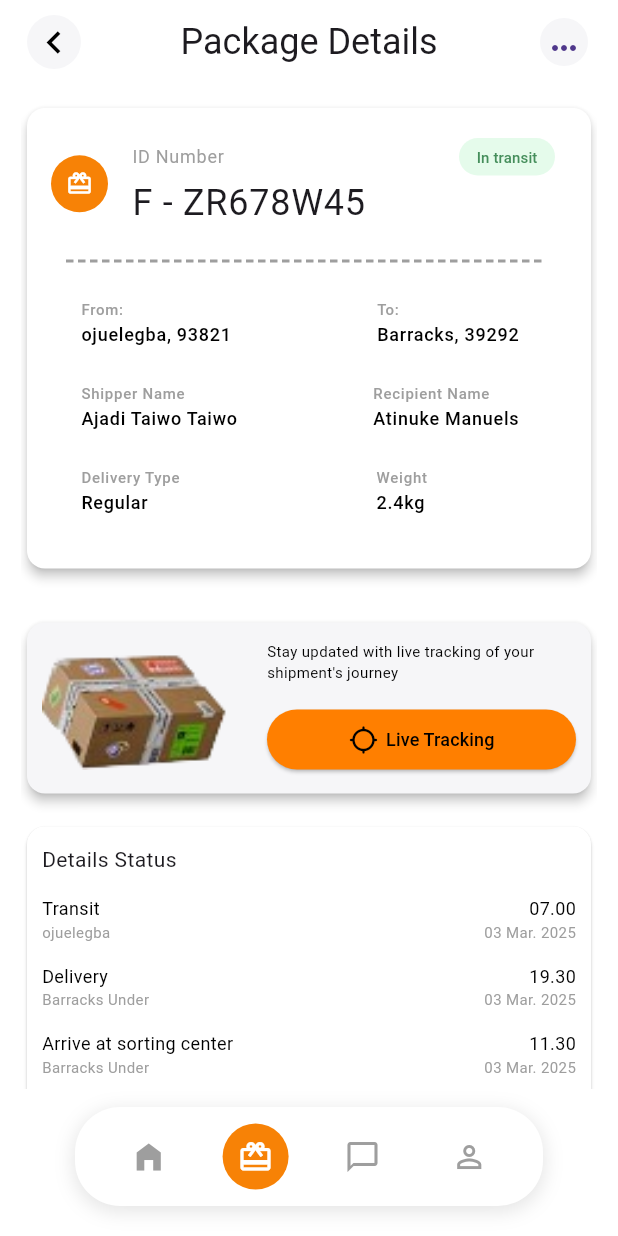
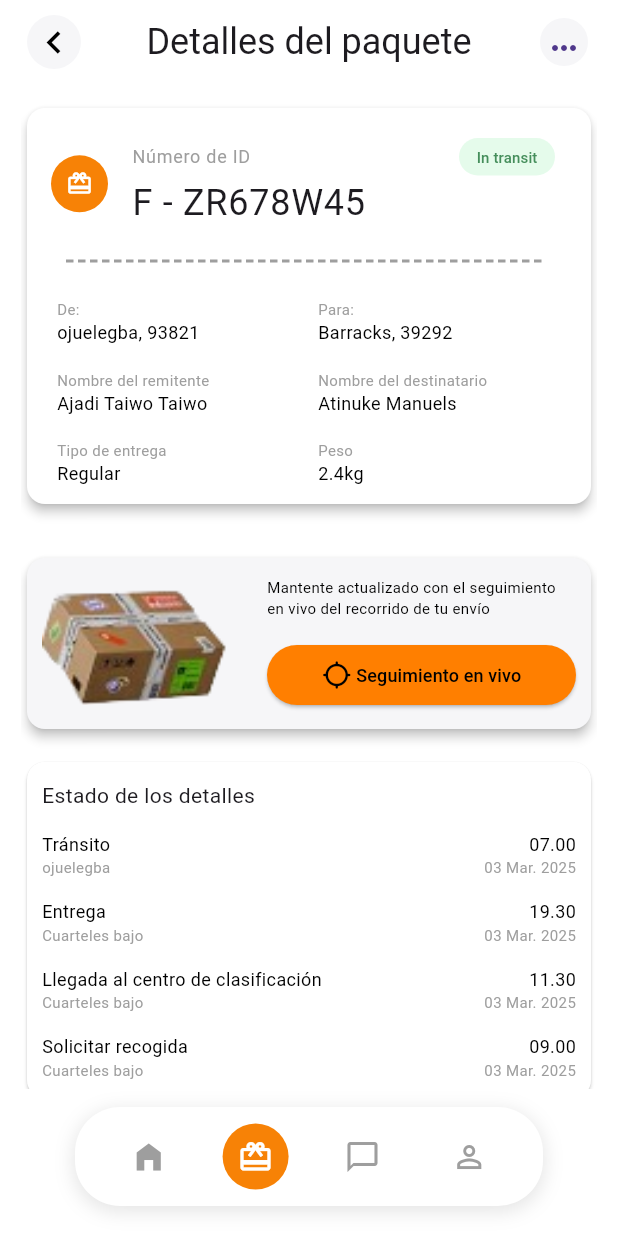
Before and after one commit to Atinuke-Manuels/Dev_Foundry2, a Flutter app: the screen it shows after launch, item 2 of the bottom bar chosen, on a phone screen of 412 x 824 dp. Run offline on Flutter 3.47's test engine with Material 3 defaults, Android fonts, the phone set to English and light mode, and no system bars.

Commit message:
fix: Refactor code

```diff
--- a/lib/constants/constants.dart
+++ b/lib/constants/constants.dart
@@ -22,4 +22,4 @@
 const largeFontSize = 16.0;
 const headerFontSize = 20.0;
 const extraLargeFontSize = 24.0;
-const extraLargeHeaderFontSize = 36.0;
+const extraLargeHeaderFontSize = 34.0;
--- a/lib/constants/strings.dart
+++ b/lib/constants/strings.dart
@@ -138,7 +138,7 @@
     };
 
     _localizedStrings = translations[locale.languageCode] ??
-        translations['en']!; // Default to English
+        translations['fr']!; // Default to English
   }
 
   // strings for home page
--- a/lib/main.dart
+++ b/lib/main.dart
@@ -23,7 +23,7 @@
       ),
       /// Use the app default locale
       supportedLocales: const [
-        Locale('en'),
+        // Locale('en'),
         Locale('es'),
         Locale('fr'),
       ],
@@ -48,7 +48,7 @@
   @override
   Future<AppStrings> load(Locale locale) async {
     if (!isSupported(locale)) {
-      locale = const Locale('en'); // Default to English
+      locale = const Locale('fr'); // Default to English
     }
     await AppStrings.load(locale);
     return AppStrings();
--- a/lib/ui_components/widgets/home_screen_widgets/balance_card.dart
+++ b/lib/ui_components/widgets/home_screen_widgets/balance_card.dart
@@ -31,14 +31,14 @@
                     text: strings.balanceWholeNumber,
                     style: TextStyle(
                         fontSize: extraLargeHeaderFontSize,
-                        fontWeight: FontWeight.bold),
+                        fontWeight: FontWeight.w400),
                     children: [
                       TextSpan(
                         text: strings.balanceDecimal, // Second part
                         style: TextStyle(
                             color: colorGrey,
                             fontSize: extraLargeHeaderFontSize,
-                            fontWeight: FontWeight.bold),
+                            fontWeight: FontWeight.w400),
                       ),
                     ],
                   ),
--- a/lib/ui_components/widgets/home_screen_widgets/home_app_bar.dart
+++ b/lib/ui_components/widgets/home_screen_widgets/home_app_bar.dart
@@ -33,7 +33,7 @@
                   strings.homeAppBarSubText,
                   style: TextStyle(
                       fontSize: tinyFontSize,
-                      fontWeight: FontWeight.normal,
+                      fontWeight: FontWeight.bold,
                       color: colorGrey),
                 ),
                 Icon(Icons.keyboard_arrow_down)
--- a/lib/ui_components/widgets/home_screen_widgets/home_screen_bottom_tab_view.dart
+++ b/lib/ui_components/widgets/home_screen_widgets/home_screen_bottom_tab_view.dart
@@ -100,7 +100,7 @@
         text,
         style: TextStyle(
             color: isSelected ? scaffoldBackgroundColor : colorGrey,
-            fontWeight: FontWeight.normal,
+            fontWeight: FontWeight.bold,
             fontSize: screenWidth < 640 ? tinyFontSize : smallFontSize),
         overflow: TextOverflow.ellipsis,
       ),
--- a/lib/ui_components/widgets/package_detaila_widgets/package_top_card_list_item.dart
+++ /dev/null
@@ -1,82 +0,0 @@
-import 'package:flutter/material.dart';
-
-import '../../../constants/constants.dart';
-
-class PackageTopCardListItem extends StatelessWidget {
-  final String leadingTitle;
-  final String leadingSubTitle;
-  final String leadingSubTitle2;
-  final String trailingTitle;
-  final String trailingSubTitle;
-  final String trailingSubTitle2;
-
-  const PackageTopCardListItem({
-    super.key,
-    required this.leadingTitle,
-    required this.leadingSubTitle,
-    required this.leadingSubTitle2,
-    required this.trailingTitle,
-    required this.trailingSubTitle,
-    required this.trailingSubTitle2,
-  });
-
-  @override
-  Widget build(BuildContext context) {
-    return Padding(
-      padding: const EdgeInsets.only(
-        left: 20,
-        right: 24,
-      ),
-      child: ListTile(
-        leading: Column(
-          crossAxisAlignment: CrossAxisAlignment.start,
-          children: [
-            Text(
-              leadingTitle,
-              style: TextStyle(color: colorGrey, fontSize: tinyFontSize),
-              overflow: TextOverflow.ellipsis,
-            ),
-            Text.rich(
-              TextSpan(
-                  text: leadingSubTitle,
-                  style: TextStyle(color: colorBlack, fontSize: smallFontSize),
-                  children: [
-                    TextSpan(
-                      text: leadingSubTitle2,
-                      style:
-                          TextStyle(color: colorBlack, fontSize: smallFontSize),
-                    )
-                  ]),
-              maxLines: 1, // Limits text to 1 line
-              overflow: TextOverflow.ellipsis,
-            ),
-          ],
-        ),
-        trailing: Column(
-          crossAxisAlignment: CrossAxisAlignment.start,
-          children: [
-            Text(
-              trailingTitle,
-              style: TextStyle(color: colorGrey, fontSize: tinyFontSize),
-              overflow: TextOverflow.ellipsis,
-            ),
-            Text.rich(
-              TextSpan(
-                  text: trailingSubTitle,
-                  style: TextStyle(color: colorBlack, fontSize: smallFontSize),
-                  children: [
-                    TextSpan(
-                      text: trailingSubTitle2,
-                      style:
-                          TextStyle(color: colorBlack, fontSize: smallFontSize),
-                    )
-                  ]),
-              maxLines: 1, // Limits text to 1 line
-              overflow: TextOverflow.ellipsis,
-            ),
-          ],
-        ),
-      ),
-    );
-  }
-}
--- a/lib/ui_components/widgets/package_detaila_widgets/package_details_screen_bottom_card.dart
+++ b/lib/ui_components/widgets/package_details_widgets/package_details_screen_bottom_card.dart
@@ -1,6 +1,7 @@
 import 'package:dev_foundry_task/constants/constants.dart';
 import 'package:dev_foundry_task/constants/strings.dart';
-import 'package:dev_foundry_task/ui_components/widgets/package_detaila_widgets/package_status_items.dart';
+
+import 'package:dev_foundry_task/ui_components/widgets/package_details_widgets/package_status_items.dart';
 import 'package:flutter/material.dart';
 
 import '../../../model/package_status_items.dart';
--- a/lib/ui_components/widgets/package_detaila_widgets/package_details_screen_middle_card.dart
+++ b/lib/ui_components/widgets/package_details_widgets/package_details_screen_middle_card.dart
@@ -49,9 +49,9 @@
                       onPressed: () {},
                       child: Padding(
                         padding: const EdgeInsets.symmetric(
-                            vertical: 10, horizontal: 14),
+                            vertical: 10, horizontal: 0),
                         child: Row(
-                          spacing: 5,
+                          spacing: 3,
                           mainAxisAlignment: MainAxisAlignment.center,
                           children: [
                             Icon(
@@ -59,12 +59,14 @@
                               color: colorBlack,
                               size: 20,
                             ),
-                            Text(
-                              strings.liveTrackingBtnText,
-                              style: TextStyle(
-                                  overflow: TextOverflow.ellipsis,
-                                  color: colorBlack,
-                                  fontSize: smallFontSize),
+                            Flexible(
+                              child: Text(
+                                strings.liveTrackingBtnText,
+                                style: TextStyle(
+                                    color: colorBlack,
+                                    fontSize: smallFontSize),
+                                overflow: TextOverflow.ellipsis,
+                              ),
                             )
                           ],
                         ),
--- a/lib/ui_components/widgets/package_detaila_widgets/package_details_top_card.dart
+++ b/lib/ui_components/widgets/package_details_widgets/package_details_top_card.dart
@@ -1,7 +1,6 @@
 import 'package:dev_foundry_task/constants/strings.dart';
-import 'package:dev_foundry_task/ui_components/widgets/home_screen_widgets/round_orange_clickable_icon.dart';
-import 'package:dev_foundry_task/ui_components/widgets/home_screen_widgets/small_btn_with_icon.dart';
-import 'package:dev_foundry_task/ui_components/widgets/package_detaila_widgets/package_top_card_list_item.dart';
+import 'package:dev_foundry_task/ui_components/widgets/home_screen_widgets/round_orange_clickable_icon.dart';import 'package:dev_foundry_task/ui_components/widgets/home_screen_widgets/small_btn_with_icon.dart';
+import 'package:dev_foundry_task/ui_components/widgets/package_details_widgets/package_top_card_list_item.dart';
 import 'package:flutter/material.dart';
 
 import '../../../constants/constants.dart';
@@ -14,6 +13,8 @@
   @override
   Widget build(BuildContext context) {
     final strings = AppStrings();
+    // Define spacing between list items
+    final double itemSpacing = 16.0;
 
     return Card(
       color: scaffoldBackgroundColor,
@@ -55,17 +56,21 @@
               child: DashedDivider(color: colorGrey),
             ),
             Column(
-              children: packageDetails.map((details) {
-                return PackageTopCardListItem(
-                  leadingTitle: details['leadingTitle'] ?? '',
-                  leadingSubTitle: details['leadingSubTitle'] ?? '',
-                  leadingSubTitle2: details['leadingSubTitle2'] ?? '',
-                  trailingTitle: details['trailingTitle'] ?? '',
-                  trailingSubTitle: details['trailingSubTitle'] ?? '',
-                  trailingSubTitle2: details['trailingSubTitle2'] ?? '',
-                );
-              }).toList(),
-            )
+              children: [
+                for (int i = 0; i < packageDetails.length; i++) ...[
+                  PackageTopCardListItem(
+                    leadingTitle: packageDetails[i]['leadingTitle'] ?? '',
+                    leadingSubTitle: packageDetails[i]['leadingSubTitle'] ?? '',
+                    leadingSubTitle2: packageDetails[i]['leadingSubTitle2'] ?? '',
+                    trailingTitle: packageDetails[i]['trailingTitle'] ?? '',
+                    trailingSubTitle: packageDetails[i]['trailingSubTitle'] ?? '',
+                    trailingSubTitle2: packageDetails[i]['trailingSubTitle2'] ?? '',
+                  ),
+                  if (i < packageDetails.length - 1)
+                    SizedBox(height: itemSpacing),
+                ],
+              ],
+            ),
           ],
         ),
       ),
--- a/lib/ui_components/widgets/package_detaila_widgets/package_status_items.dart
+++ b/lib/ui_components/widgets/package_details_widgets/package_status_items.dart
@@ -16,10 +16,12 @@
           Text(
             title,
             style: TextStyle(fontSize: smallFontSize, color: colorBlack),
+            overflow: TextOverflow.ellipsis,
           ),
           Text(
             time,
             style: TextStyle(fontSize: smallFontSize, color: colorBlack),
+            overflow: TextOverflow.ellipsis,
           ),
         ],
       ),
@@ -29,10 +31,12 @@
           Text(
             location,
             style: TextStyle(fontSize: tinyFontSize, color: colorGrey),
+            overflow: TextOverflow.ellipsis,
           ),
           Text(
             date,
             style: TextStyle(fontSize: tinyFontSize, color: colorGrey),
+            overflow: TextOverflow.ellipsis,
           ),
         ],
       ),
--- /dev/null
+++ b/lib/ui_components/widgets/package_details_widgets/package_top_card_list_item.dart
@@ -0,0 +1,97 @@
+import 'package:flutter/material.dart';
+
+import '../../../constants/constants.dart';
+
+class PackageTopCardListItem extends StatelessWidget {
+  final String leadingTitle;
+  final String leadingSubTitle;
+  final String leadingSubTitle2;
+  final String trailingTitle;
+  final String trailingSubTitle;
+  final String trailingSubTitle2;
+
+  const PackageTopCardListItem({
+    super.key,
+    required this.leadingTitle,
+    required this.leadingSubTitle,
+    required this.leadingSubTitle2,
+    required this.trailingTitle,
+    required this.trailingSubTitle,
+    required this.trailingSubTitle2,
+  });
+
+  @override
+  Widget build(BuildContext context) {
+    return Padding(
+      padding: const EdgeInsets.only(
+        left: 20,
+        right: 24,
+      ),
+      child: Row(
+        mainAxisAlignment: MainAxisAlignment.spaceBetween,
+        children: [
+          // Leading section (left side)
+          Expanded(
+            flex: 1,
+            child: Column(
+              crossAxisAlignment: CrossAxisAlignment.start,
+              children: [
+                Text(
+                  leadingTitle,
+                  style: TextStyle(color: colorGrey, fontSize: tinyFontSize),
+                  overflow: TextOverflow.ellipsis,
+                ),
+                Text.rich(
+                  TextSpan(
+                      text: leadingSubTitle,
+                      style: TextStyle(color: colorBlack, fontSize: smallFontSize),
+                      children: [
+                        TextSpan(
+                          text: leadingSubTitle2,
+                          style: TextStyle(color: colorBlack, fontSize: smallFontSize),
+                        )
+                      ]
+                  ),
+                  maxLines: 1,
+                  overflow: TextOverflow.ellipsis,
+                ),
+              ],
+            ),
+          ),
+
+          // Spacer in the middle
+          SizedBox(width: 16),
+
+          // Trailing section (right side)
+          Expanded(
+            flex: 1,
+            child: Column(
+              crossAxisAlignment: CrossAxisAlignment.start,
+              children: [
+                Text(
+                  trailingTitle,
+                  style: TextStyle(color: colorGrey, fontSize: tinyFontSize),
+                  overflow: TextOverflow.ellipsis,
+                ),
+                Text.rich(
+                  TextSpan(
+                      text: trailingSubTitle,
+                      style: TextStyle(color: colorBlack, fontSize: smallFontSize),
+                      children: [
+                        TextSpan(
+                          text: trailingSubTitle2,
+                          style: TextStyle(color: colorBlack, fontSize: smallFontSize),
+                        )
+                      ]
+                  ),
+                  maxLines: 1,
+                  overflow: TextOverflow.ellipsis,
+                ),
+              ],
+            ),
+          ),
+        ],
+      ),
+    );
+  }
+}
```
Also changed, not shown: lib/ui_components/screens/package_details_screen.dart (+5 -4 lines), lib/ui_components/widgets/package_details_widgets/dashed_divider.dart (renamed from lib/ui_components/widgets/package_detaila_widgets/dashed_divider.dart), lib/ui_components/widgets/package_details_widgets/package_details_app_bar.dart (renamed from lib/ui_components/widgets/package_detaila_widgets/package_details_app_bar.dart).
